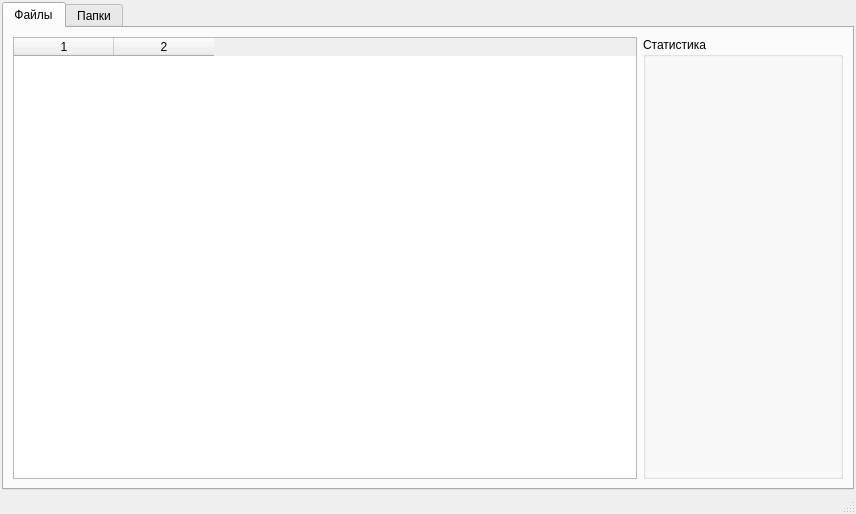
Before: the Qt Designer form forms/diskview.ui in Quirtel/DiskAnalyzer, drawn with Qt 5.
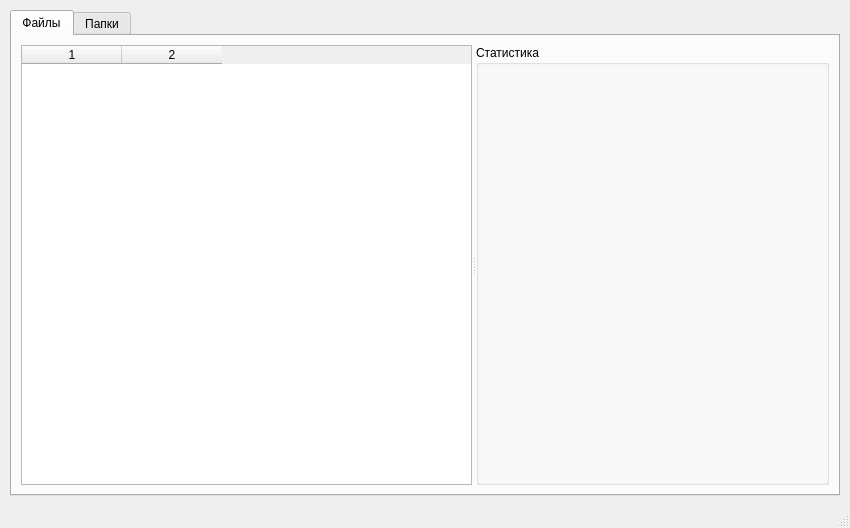
After: the same form once the commit is applied. The open tabs and pages were chosen to show the change.

Commit message: Add diagrams for folders view

What changed in the file:
```diff
--- a/forms/diskview.ui
+++ b/forms/diskview.ui
@@ -6,31 +6,40 @@
    <rect>
     <x>0</x>
     <y>0</y>
-    <width>856</width>
-    <height>514</height>
+    <width>850</width>
+    <height>528</height>
    </rect>
   </property>
   <property name="windowTitle">
    <string>MainWindow</string>
   </property>
+  <property name="iconSize">
+   <size>
+    <width>30</width>
+    <height>24</height>
+   </size>
+  </property>
   <widget class="QWidget" name="centralwidget">
    <layout class="QGridLayout" name="gridLayout">
     <property name="leftMargin">
-     <number>2</number>
+     <number>10</number>
     </property>
     <property name="topMargin">
-     <number>2</number>
+     <number>10</number>
     </property>
     <property name="rightMargin">
-     <number>2</number>
+     <number>10</number>
     </property>
     <property name="bottomMargin">
-     <number>2</number>
+     <number>10</number>
     </property>
-    <property name="spacing">
+    <property name="horizontalSpacing">
+     <number>4</number>
+    </property>
+    <property name="verticalSpacing">
      <number>2</number>
     </property>
-    <item row="0" column="1">
+    <item row="0" column="0">
      <widget class="QTabWidget" name="tabWidget">
       <property name="tabPosition">
        <enum>QTabWidget::North</enum>
@@ -39,7 +48,22 @@
        <enum>QTabWidget::Rounded</enum>
       </property>
       <property name="currentIndex">
-       <number>0</number>
+       <number>1</number>
+      </property>
+      <property name="elideMode">
+       <enum>Qt::ElideMiddle</enum>
+      </property>
+      <property name="usesScrollButtons">
+       <bool>true</bool>
+      </property>
+      <property name="tabsClosable">
+       <bool>false</bool>
+      </property>
+      <property name="movable">
+       <bool>false</bool>
+      </property>
+      <property name="tabBarAutoHide">
+       <bool>false</bool>
       </property>
       <widget class="QWidget" name="tab_Files">
        <attribute name="title">
@@ -47,10 +71,10 @@
        </attribute>
        <layout class="QGridLayout" name="gridLayout_2">
         <item row="0" column="0">
-         <layout class="QVBoxLayout" name="verticalLayout">
-          <item>
-           <layout class="QHBoxLayout" name="horizontalLayout">
-            <item>
+         <widget class="QSplitter" name="splitter_2">
+          <property name="orientation">
+           <enum>Qt::Horizontal</enum>
+          </property>
              <widget class="QTableWidget" name="tableWidget_files">
               <property name="editTriggers">
                <set>QAbstractItemView::NoEditTriggers</set>
@@ -70,12 +94,7 @@
               <column/>
               <column/>
              </widget>
-            </item>
-            <item>
-             <layout class="QFormLayout" name="formLayout"/>
-            </item>
-            <item>
-             <widget class="QGroupBox" name="groupBox_inFolder">
+          <widget class="QGroupBox" name="groupBox_inFile">
               <property name="minimumSize">
                <size>
                 <width>200</width>
@@ -86,10 +105,7 @@
                <string>Статистика</string>
               </property>
              </widget>
-            </item>
-           </layout>
-          </item>
-         </layout>
+         </widget>
         </item>
        </layout>
       </widget>
```
Left out of the diff: 11 changed lines with no effect on the pictures. Lines whose indentation alone changed are shown as unchanged. The commit also changes 13 other files.
